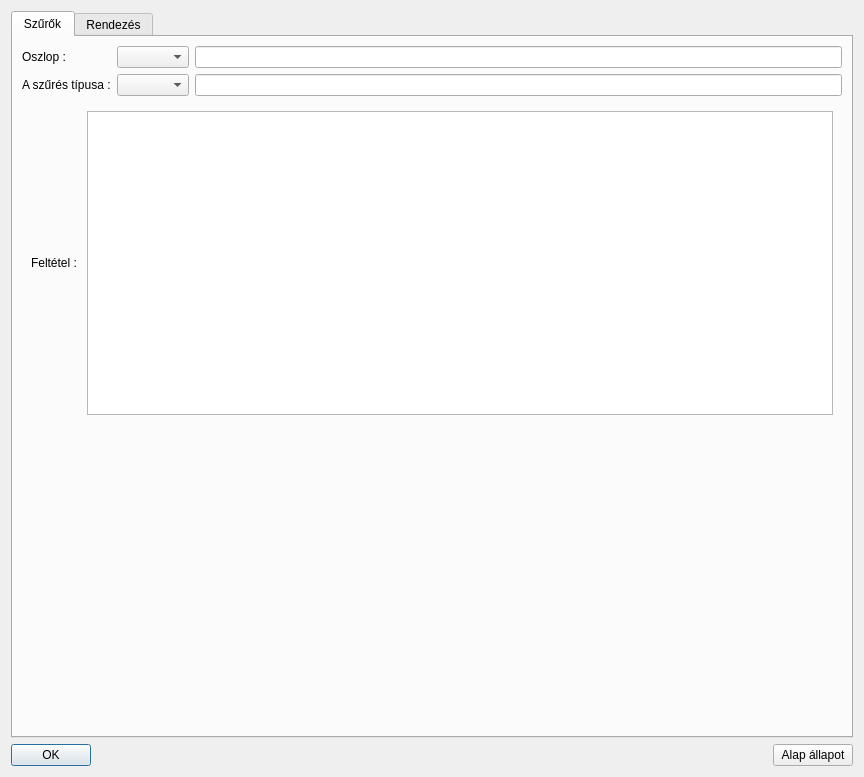
csikfer/lanview2, file lv2g/column_filter.ui: the form before one commit.
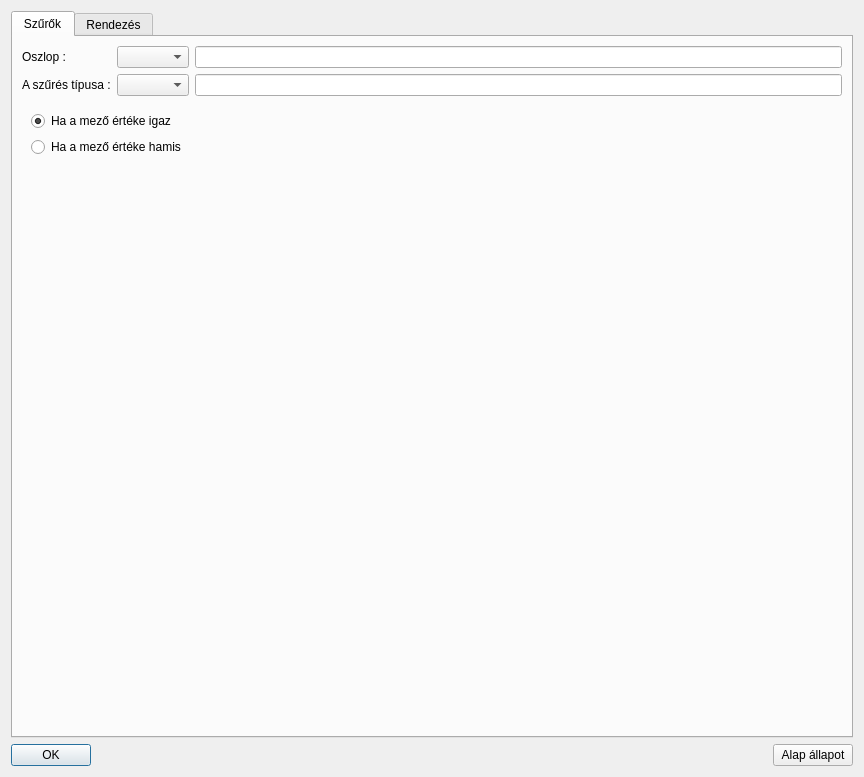
The form after the commit.

```diff
--- a/lv2g/column_filter.ui
+++ b/lv2g/column_filter.ui
@@ -68,7 +68,7 @@
        <item>
         <widget class="QStackedWidget" name="stackedWidget">
          <property name="currentIndex">
-          <number>2</number>
+          <number>6</number>
          </property>
          <widget class="QWidget" name="page_FilterNo">
           <layout class="QGridLayout" name="gridLayout_2">
@@ -418,6 +418,40 @@
            </item>
           </layout>
          </widget>
+         <widget class="QWidget" name="page_boolean">
+          <layout class="QVBoxLayout" name="verticalLayout">
+           <item>
+            <widget class="QRadioButton" name="radioButtonTrue">
+             <property name="text">
+              <string>Ha a mező értéke igaz</string>
+             </property>
+             <property name="checked">
+              <bool>true</bool>
+             </property>
+            </widget>
+           </item>
+           <item>
+            <widget class="QRadioButton" name="radioButtonFalse">
+             <property name="text">
+              <string>Ha a mező értéke hamis</string>
+             </property>
+            </widget>
+           </item>
+           <item>
+            <spacer name="verticalSpacer">
+             <property name="orientation">
+              <enum>Qt::Vertical</enum>
+             </property>
+             <property name="sizeHint" stdset="0">
+              <size>
+               <width>20</width>
+               <height>528</height>
+              </size>
+             </property>
+            </spacer>
+           </item>
+          </layout>
+         </widget>
         </widget>
        </item>
       </layout>
```
